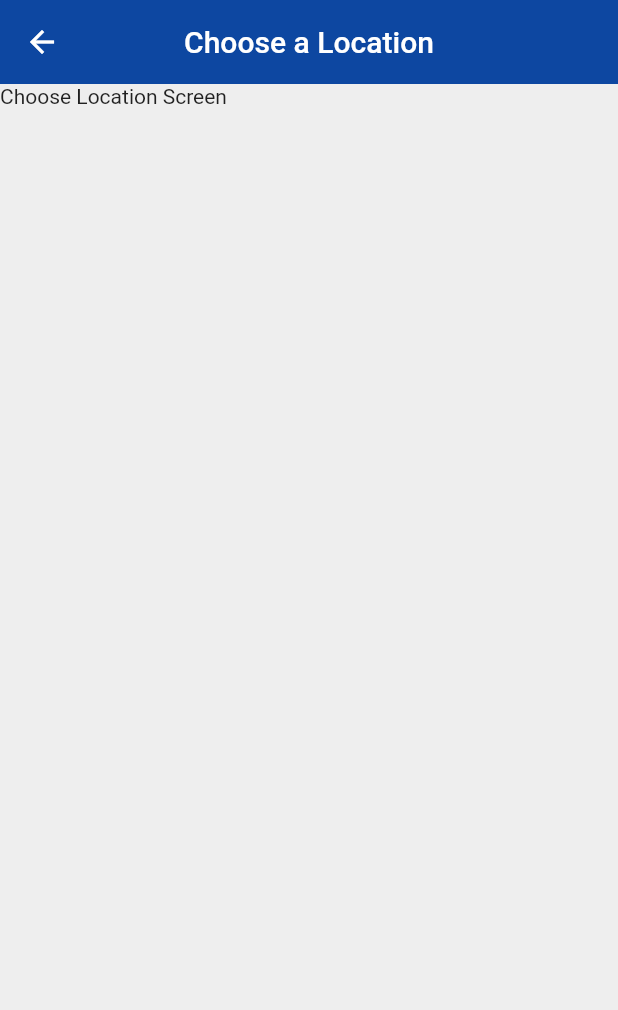
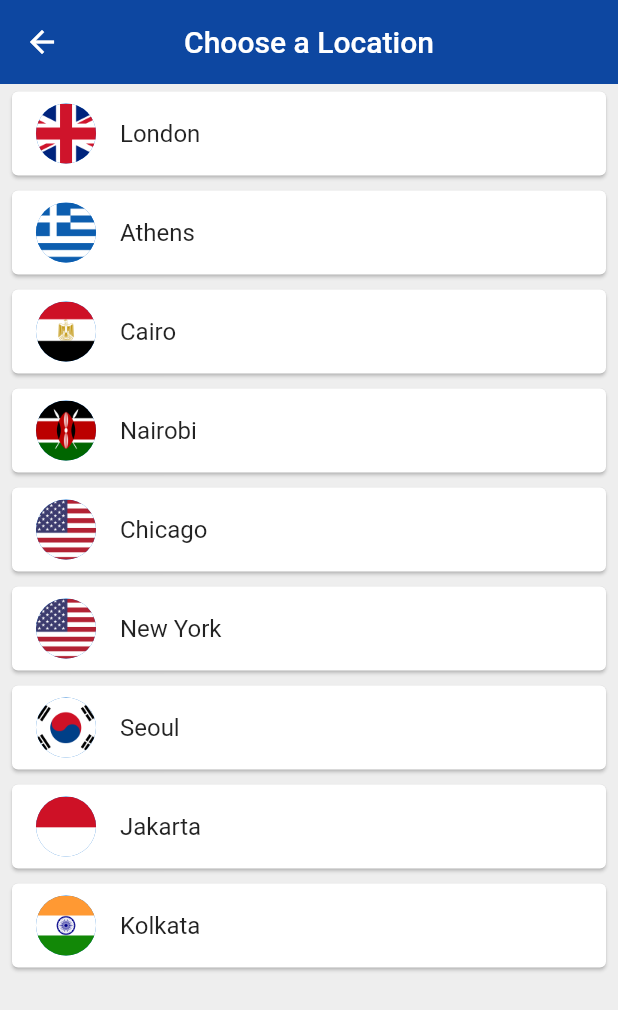
Before and after one commit to HarshSinghRajawat/WorldTime, a Flutter app: the Home screen opened directly with empty values, after a tap on "Edit Location", on a phone screen of 412 x 824 dp. Shown: the top 1010 px of the screen. Run offline on Flutter 3.47's test engine with Material 2 defaults, Android fonts, the phone set to English and light mode, and no system bars; our stand-ins replace flutter_spinkit; network calls fail.

```diff
--- a/lib/Pages/choose_location.dart
+++ b/lib/Pages/choose_location.dart
@@ -20,6 +20,17 @@ class _ChooseLocationState extends State<ChooseLocation> {
     WorldTime(url: 'Asia/Jakarta', location: 'Jakarta', flag: 'indonesia.png'),
     WorldTime(url: 'Asia/Kolkata', location: 'Kolkata', flag: 'india.png'),
   ];
+  void updateTime(index)async{
+    WorldTime instance=locations[index];
+    await instance.getTime();
+    Navigator.pop(context,{
+      'location':instance.location,
+      'flag': instance.flag,
+      'date': instance.date,
+      'time':instance.time,
+      'isDayTime':instance.isDaytime
+    });
+  }
   @override
   Widget build(BuildContext context) {
     return Scaffold(
@@ -30,7 +41,27 @@ class _ChooseLocationState extends State<ChooseLocation> {
         centerTitle: true,
         elevation: 0,
       ),
-      body: Text('Choose Location Screen'),
+      body: ListView.builder(
+        itemCount: locations.length,
+        itemBuilder: (context,index){
+          return Padding(
+            padding: const EdgeInsets.symmetric(vertical: 1,horizontal: 4),
+            child: Card(
+              child: ListTile(
+                onTap: (){
+                  updateTime(index);
+                },
+                leading: CircleAvatar(
+                  backgroundImage: AssetImage('assets/${locations[index].flag}'),
+                ),
+                title: Text(
+                  locations[index].location
+                ),
+              ),
+            ),
+          );
+        },
+      ),
     );
   }
 }
--- a/lib/Pages/home.dart
+++ b/lib/Pages/home.dart
@@ -11,7 +11,7 @@ class _HomeState extends State<Home> {
   Map data={};
   @override
   Widget build(BuildContext context) {
-    data=ModalRoute.of(context).settings.arguments;
+    data=data.isEmpty?ModalRoute.of(context).settings.arguments:data;
     print(data);
 
     //set Background
@@ -34,8 +34,17 @@ class _HomeState extends State<Home> {
           child: Column(
             children: <Widget>[
               FlatButton.icon(
-                onPressed: (){
-                  Navigator.pushNamed(context, '/location');
+                onPressed: ()async{
+                  dynamic result=await Navigator.pushNamed(context, '/location');
+                  setState(() {
+                    data={
+                      'location':result['location'],
+                      'flag': result['flag'],
+                      'date': result['date'],
+                      'time':result['time'],
+                      'isDayTime':result['isDayTime']
+                    };
+                  });
                 },
                 icon: Icon(Icons.edit_location,color: Colors.grey[300],size: 35,),
                 label: Text('Edit Location',style: TextStyle(
```
Also changed, not shown: assets/egypt.png (added), assets/germany.png (added), assets/greece.png (added), assets/india.png (added), assets/indonesia.png (added), assets/kenya.png (added), assets/south_korea.png (added), assets/uk.png (added), assets/usa.png (added).
